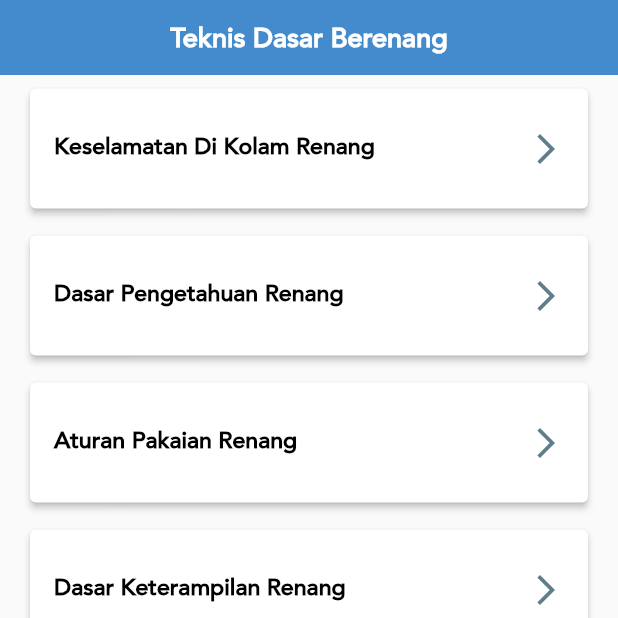
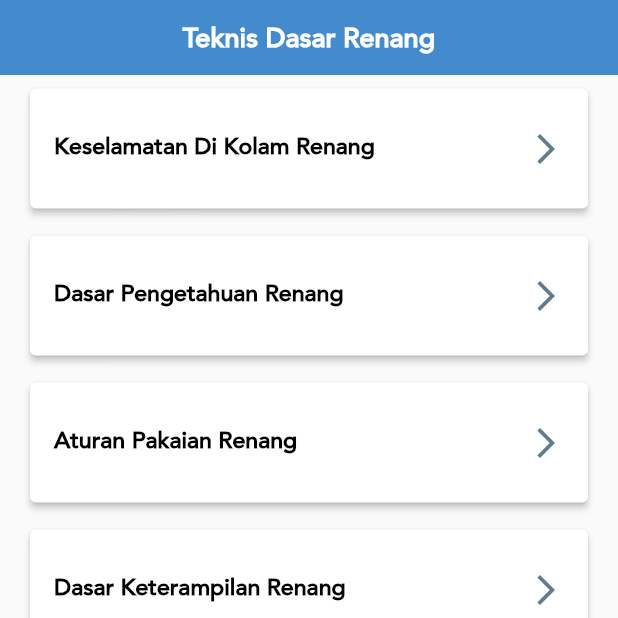
Before and after one commit to pacakman/swimming, a Flutter app: the screen it shows after launch, on a phone screen of 412 x 824 dp, the top half of it. Run offline on Flutter 3.47's test engine with Material 2 defaults, Android fonts, the light colour scheme and no system bars.

Commit message:
fix title

```diff
--- a/lib/basic_knowledge/screens/swimming_standard_size_screen.dart
+++ b/lib/basic_knowledge/screens/swimming_standard_size_screen.dart
@@ -192,6 +192,7 @@ class SwimmingStandardSizeScreen extends StatelessWidget {
                             ScreenConfig.textSizeMultiplier,
                           ),
                         ),
+                        Image.asset('assets/images/pool.png')
                       ],
                     ),
                   )
--- a/lib/home/screens/home_screen.dart
+++ b/lib/home/screens/home_screen.dart
@@ -20,7 +20,7 @@ class HomeScreen extends StatelessWidget {
     return HomeScreenInheritedWidget(
       child: Scaffold(
         appBar: MyAppBar(
-          title: 'Teknis Dasar Berenang',
+          title: 'Teknis Dasar Renang',
         ),
         body: ListView.builder(
           itemCount: HOME_MENUS.length,
```
Also changed, not shown: assets/images/pool.png (added), 6 other files.
